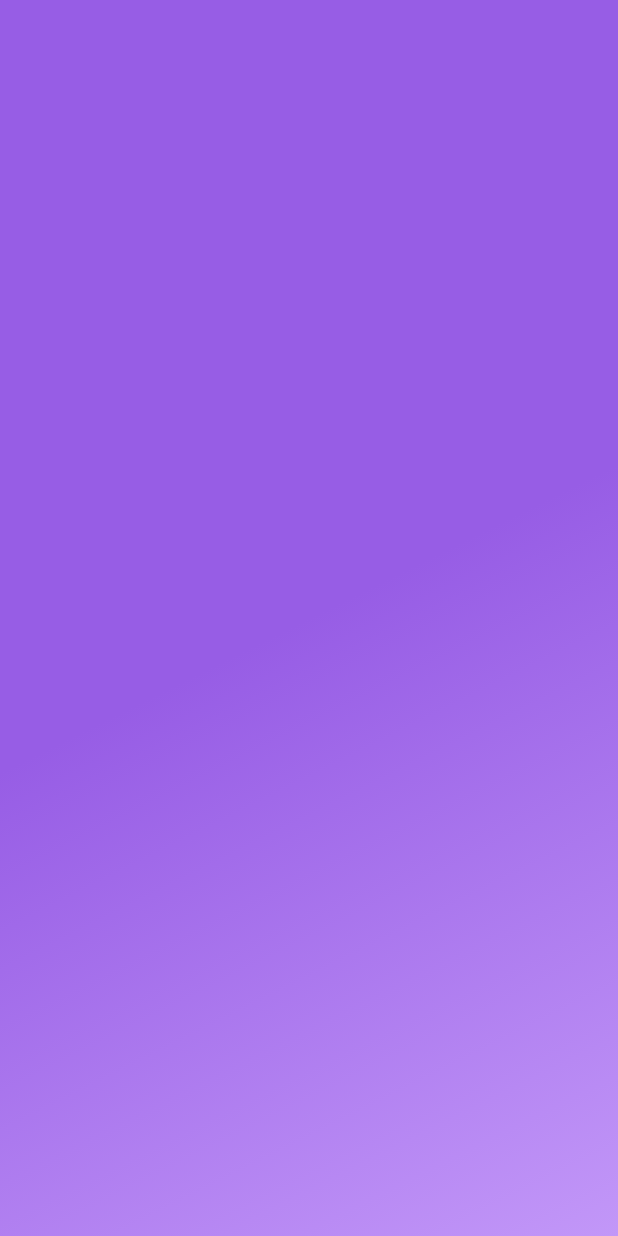
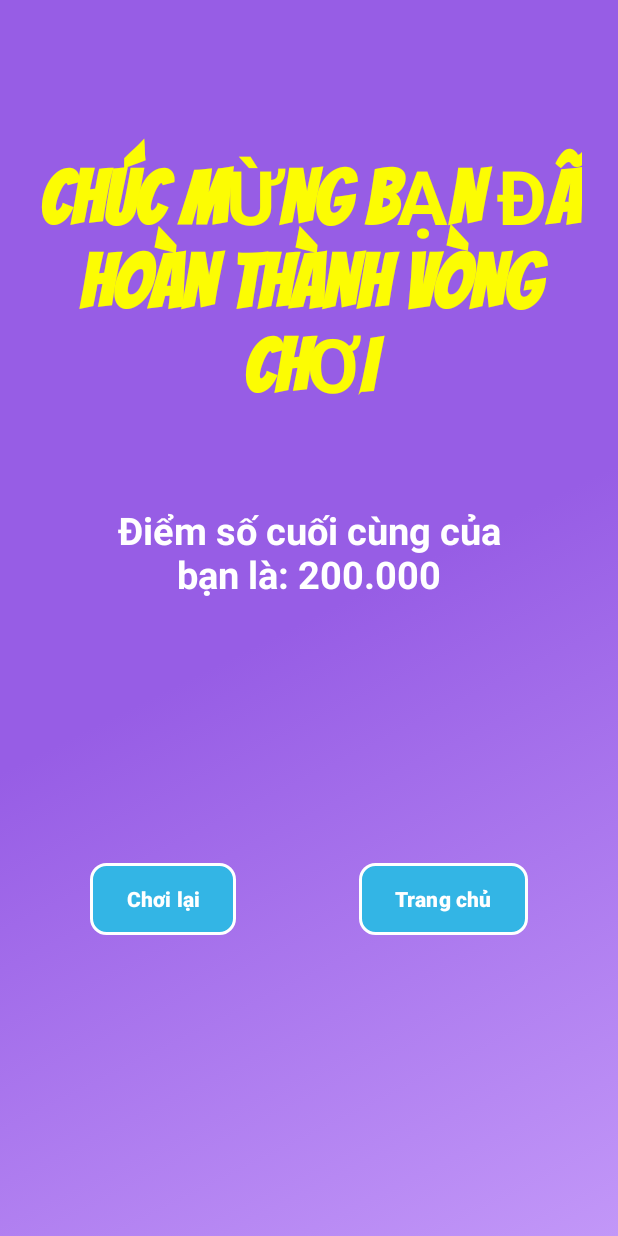
Before and after one commit to huyhakwalker/63CLC1-MobileDev, an Android app: the EndActivity screen opened directly, with no data from a screen before it, on a phone screen of 412 x 824 dp. Run offline under Robolectric (Android 15) with nearby library versions, the light colour scheme and no system bars.

Commit message:
update giao dien end

```diff
--- a/DuAnMobile/app/src/main/java/com/nguyenquochuy/duanmobile/EndActivity.java
+++ b/DuAnMobile/app/src/main/java/com/nguyenquochuy/duanmobile/EndActivity.java
@@ -2,13 +2,77 @@ package com.nguyenquochuy.duanmobile;
 
 import androidx.appcompat.app.AppCompatActivity;
 
+import android.media.MediaPlayer;
 import android.os.Bundle;
+import android.widget.Button;
+import android.widget.TextView;
 
 public class EndActivity extends AppCompatActivity {
 
+    TextView tv_score_end;
+    MediaPlayer endmusic, wingames;
+
+    Button btn_choilai, btn_trangchu;
+    int set;
     @Override
     protected void onCreate(Bundle savedInstanceState) {
         super.onCreate(savedInstanceState);
         setContentView(R.layout.activity_end);
+        get();
+        MainActivity m = new MainActivity();
+        set = m.getCurrentQuestion();
+        switch (set) {
+            case 1:
+                tv_score_end.setText("Điểm số cuối cùng của bạn là: 200.000");
+                break;
+            case 2:
+                tv_score_end.setText("Điểm số cuối cùng của bạn là: 400.000");
+                break;
+            case 3:
+                tv_score_end.setText("Điểm số cuối cùng của bạn là: 600.000");
+                break;
+            case 4:
+                tv_score_end.setText("Điểm số cuối cùng của bạn là: 1.000.000");
+                break;
+            case 5:
+                tv_score_end.setText("Điểm số cuối cùng của bạn là: 2.000.000");
+                break;
+            case 6:
+                tv_score_end.setText("Điểm số cuối cùng của bạn là: 3.000.000");
+                break;
+            case 7:
+                tv_score_end.setText("Điểm số cuối cùng của bạn là: 6.000.000");
+                break;
+            case 8:
+                tv_score_end.setText("Điểm số cuối cùng của bạn là: 10.000.000");
+                break;
+            case 9:
+                tv_score_end.setText("Điểm số cuối cùng của bạn là: 14.000.000");
+                break;
+            case 10:
+                tv_score_end.setText("Điểm số cuối cùng của bạn là: 22.000.000");
+                break;
+            case 11:
+                tv_score_end.setText("Điểm số cuối cùng của bạn là: 30.000.000");
+                break;
+            case 12:
+                tv_score_end.setText("Điểm số cuối cùng của bạn là: 40.000.000");
+                break;
+            case 13:
+                tv_score_end.setText("Điểm số cuối cùng của bạn là: 60.000.000");
+                break;
+            case 14:
+                tv_score_end.setText("Điểm số cuối cùng của bạn là: 85.000.000");
+                break;
+        }
+        endmusic.start();
+
+    }
+    public void get(){
+        tv_score_end = findViewById(R.id.tv_score_end);
+        endmusic = MediaPlayer.create(this,R.raw.sound_ket_thuc);
+        wingames = MediaPlayer.create(this,R.raw.win_games);
+        btn_choilai = findViewById(R.id.btn_choilai);
+        btn_trangchu = findViewById(R.id.btn_trangchu);
     }
 }
--- a/DuAnMobile/app/src/main/java/com/nguyenquochuy/duanmobile/MainActivity.java
+++ b/DuAnMobile/app/src/main/java/com/nguyenquochuy/duanmobile/MainActivity.java
@@ -5,6 +5,7 @@ import androidx.appcompat.app.AppCompatActivity;
 
 import android.annotation.SuppressLint;
 import android.content.DialogInterface;
+import android.content.Intent;
 import android.media.MediaPlayer;
 import android.os.Bundle;
 import android.os.Handler;
@@ -40,6 +41,10 @@ public class MainActivity extends AppCompatActivity {
     MediaPlayer ans_1, ans_2, ans_3, ans_4, ans_now,
                 true_1, true_2, true_3, true_4,
                 star1, star2, star3, star4, star5, star6, star7,star8,star9,star10,star11,star12,star13,star14,star15;
+    public int getCurrentQuestion() {
+        return CurrentQuestion;
+    }
+
     private int checkTrungCauDe() {
         int index;
         do {
@@ -356,12 +361,11 @@ public class MainActivity extends AppCompatActivity {
             public void onClick(DialogInterface dialog, int which) {
                 CurrentQuestion = 1;
                 dialog.dismiss();
+                Intent myintent = new Intent(MainActivity.this,EndActivity.class);
+                startActivity(myintent);
             }
         });
         AlertDialog alertDialog = builder.create();
         alertDialog.show();
     }
-//    public void setScore(int currentQuestion){
-//
-//    }
 }
--- a/DuAnMobile/app/src/main/res/layout/activity_end.xml
+++ b/DuAnMobile/app/src/main/res/layout/activity_end.xml
@@ -7,4 +7,68 @@
     android:background="@drawable/bg"
     tools:context=".EndActivity">
 
+
+    <TextView
+        android:id="@+id/textView"
+        android:layout_width="363dp"
+        android:layout_height="208dp"
+        android:layout_marginStart="33dp"
+        android:layout_marginTop="76dp"
+        android:layout_marginEnd="33dp"
+        android:fontFamily="@font/bangers"
+        android:gravity="center"
+        android:text="CHÚC MỪNG BẠN ĐÃ HOÀN THÀNH VÒNG CHƠI"
+        android:textAlignment="center"
+        android:textColor="@color/yellow"
+        android:textSize="50dp"
+        android:textStyle="bold"
+        app:layout_constraintEnd_toEndOf="parent"
+        app:layout_constraintStart_toStartOf="parent"
+        app:layout_constraintTop_toTopOf="parent" />
+
+    <TextView
+        android:id="@+id/tv_score_end"
+        android:layout_width="267dp"
+        android:layout_height="82dp"
+        android:layout_marginStart="71dp"
+        android:layout_marginTop="52dp"
+        android:layout_marginEnd="71dp"
+        android:textAlignment="center"
+        android:textColor="@color/white"
+        android:textStyle="bold"
+        android:text="Điểm số cuối cùng của bạn là: "
+        android:textSize="25dp"
+        app:layout_constraintEnd_toEndOf="parent"
+        app:layout_constraintStart_toStartOf="parent"
+        app:layout_constraintTop_toBottomOf="@+id/textView" />
+
+    <Button
+        android:id="@+id/btn_choilai"
+        android:layout_width="wrap_content"
+        android:layout_height="wrap_content"
+        android:layout_marginStart="60dp"
+        android:layout_marginTop="152dp"
+        android:textStyle="bold"
+        android:text="Chơi lại"
+        app:backgroundTint="@null"
+        android:background="@drawable/bg_blue_corner_10"
+        app:layout_constraintBottom_toBottomOf="parent"
+        app:layout_constraintStart_toStartOf="parent"
+        app:layout_constraintTop_toBottomOf="@+id/tv_score_end"
+        app:layout_constraintVertical_bias="0.027" />
+
+    <Button
+        android:id="@+id/btn_trangchu"
+        android:layout_width="wrap_content"
+        android:layout_height="wrap_content"
+        android:layout_marginTop="156dp"
+        android:layout_marginEnd="60dp"
+        android:textStyle="bold"
+        android:text="Trang chủ"
+        app:backgroundTint="@null"
+        android:background="@drawable/bg_blue_corner_10"
+        app:layout_constraintBottom_toBottomOf="parent"
+        app:layout_constraintEnd_toEndOf="parent"
+        app:layout_constraintTop_toBottomOf="@+id/tv_score_end"
+        app:layout_constraintVertical_bias="0.005" />
 </androidx.constraintlayout.widget.ConstraintLayout>
```
Also changed, not shown: 2 other files.
